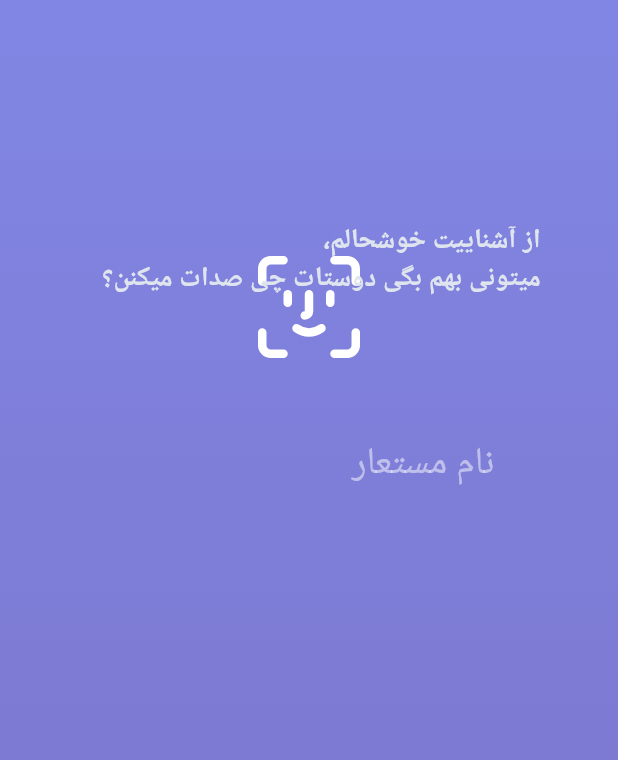
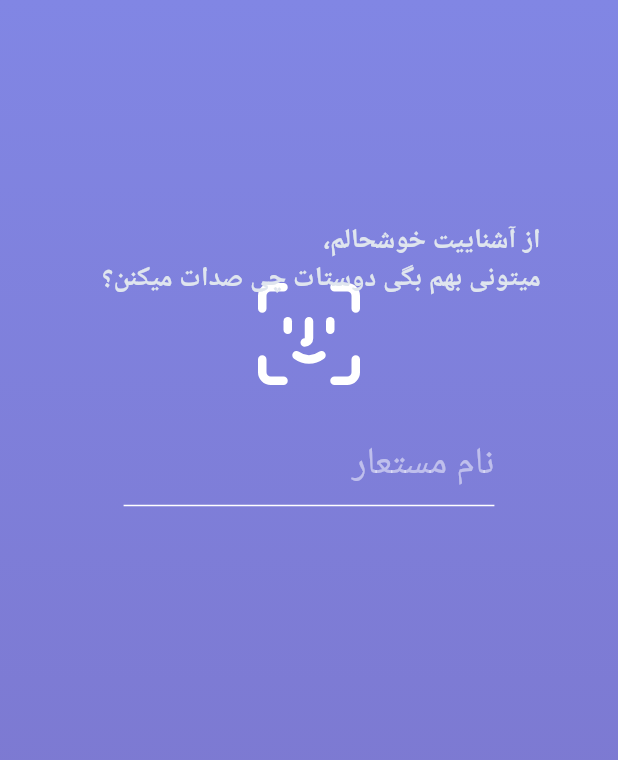
Before and after one commit to AbediSadegh/gnu, a Flutter app: the screen it shows after launch, scrolled down 576 dp, on a phone screen of 412 x 824 dp. Shown: the top 760 px of the screen. Run offline on Flutter 3.47's test engine with Material 2 defaults, Android fonts, the phone set to English and light mode, and no system bars; our stand-ins replace carousel_slider, flutter_svg, font_awesome_flutter, shared_preferences; Roboto replaces fonts that are missing (IranYekan, Iranyekan).

Commit message:
Merge remote-tracking branch 'remotes/origin/master' into firstPage
# Conflicts:
#	lib/ui/first_page/page_view.dart

```diff
--- a/lib/ui/first_page/enter_name.dart
+++ b/lib/ui/first_page/enter_name.dart
@@ -93,9 +93,12 @@ class _NamePageState extends State<NamePage> {
                     decoration: InputDecoration(
                       hintText: "نام مستعار",
                       hintStyle: TextStyle(fontSize: 25, color: Colors.white.withOpacity(.5)),
-                      enabledBorder: InputBorder.none,
-
-                      focusedBorder: InputBorder.none,
+//                      enabledBorder: InputBorder.none,
+                      enabledBorder: UnderlineInputBorder(
+                          borderSide: BorderSide(color: Colors.white)),
+                      focusedBorder: UnderlineInputBorder(
+                          borderSide: BorderSide(color: Colors.white.withOpacity(.3))),
+//                      focusedBorder: InputBorder.none,
                     ),
                   ),
                 ),
--- a/lib/ui/first_page/page_view.dart
+++ b/lib/ui/first_page/page_view.dart
@@ -54,12 +54,16 @@ class _FirstPageState extends State<FirstPage> {
                 Theme.of(context).accentColor
               ], begin: Alignment.topCenter, end: Alignment.bottomCenter)),
             ),
-            AnimatedContainer(
-              height: MediaQuery.of(context).size.height*.3,
-              duration: Duration(milliseconds: 1200),
-              child: SvgPicture.asset("asset/iconfinder-icon.svg",width: 85,height: 85,),
-              alignment:isFirstPage ?  Alignment.bottomCenter : Alignment.topLeft,
-              curve: Curves.linear,
+            Padding(
+              padding: const EdgeInsets.only(top:18.0,left: 0),
+              child: AnimatedContainer(
+                padding: EdgeInsets.only(left: isFirstPage ? 0 : 15,top: 12),
+                height: MediaQuery.of(context).size.height*.3,
+                duration: Duration(milliseconds: 900),
+                child: SvgPicture.asset("asset/iconfinder-icon.svg",width: 85,height: 85,),
+                alignment:isFirstPage ?  Alignment.bottomCenter : Alignment.topLeft,
+                curve: Curves.linear,
+              ),
             ),
             Container(
               width: double.maxFinite,
@@ -69,6 +73,11 @@ class _FirstPageState extends State<FirstPage> {
                   controller.previousPage(
                       duration: Duration(milliseconds: 250),
                       curve: Curves.linear);
+                  setState(() {
+                    isFirstPage =true;
+                  });
+
+
                 },
                 child: Stack(
                   children: <Widget>[
```
